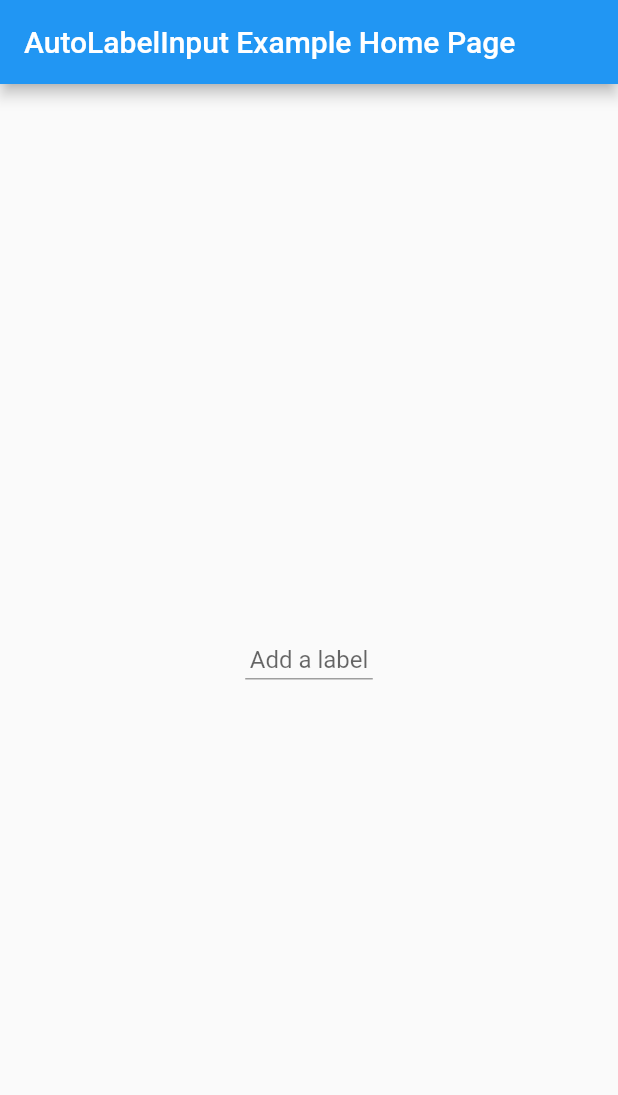
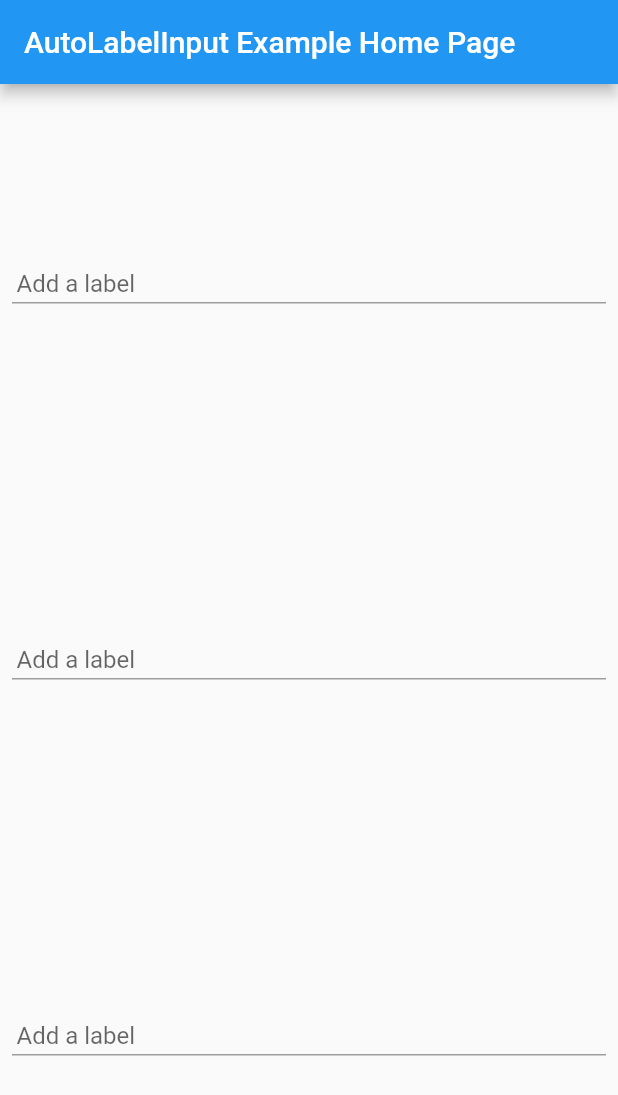
Before and after one commit to excing/flutter_autocomplete_label, a Flutter app: the screen it shows after launch, on a phone screen of 412 x 824 dp. Shown: the top 1095 px of the screen. Run offline on Flutter 3.47's test engine with Material 2 defaults, Android fonts, the phone set to English and light mode, and no system bars; missing offline and left inert: flutter_widget_offset.

Commit message:
Update example

```diff
--- a/example/lib/main.dart
+++ b/example/lib/main.dart
@@ -1,3 +1,4 @@
+import 'package:flutter/cupertino.dart';
 import 'package:flutter/material.dart';
 import 'package:flutter_auto_label_input/auto_label_input.dart';
 
@@ -28,18 +29,92 @@ class MyHomePage extends StatefulWidget {
 }
 
 class _MyHomePageState extends State<MyHomePage> {
+  final AutoLabelInputController _autoLabelInputController =
+      AutoLabelInputController<String>(source: [
+    "Android",
+    "iOS",
+    "Flutter",
+    "Windows",
+    "Web",
+    "Fuchsia",
+    "Dart",
+    "Golang",
+    "Java",
+    "Python",
+    "Ruby",
+    "c/c++",
+    "Kotlin",
+    "Swift",
+    "HTML",
+    "CSS",
+    "JavaScript",
+    "PHP",
+    "GitHub",
+    "Google",
+    "Facebook",
+    "KnowlGraph",
+    "Twitter",
+    "Tiktok",
+    "StackOverflow",
+    "WeiXin",
+    "Alibaba",
+    "youtube",
+  ]);
+
+  @override
+  void dispose() {
+    _autoLabelInputController.dispose();
+    super.dispose();
+  }
+
   @override
   Widget build(BuildContext context) {
     return Scaffold(
       appBar: AppBar(
         title: Text(widget.title),
       ),
-      body: Center(
+      body: Padding(
+        padding: EdgeInsets.all(8.0),
         child: Column(
-          mainAxisAlignment: MainAxisAlignment.center,
-          children: <Widget>[
-            AutoLabelInput<String>(
-              onChanged: (labels) => print("$labels"),
+          children: [
+            Expanded(
+              flex: 1,
+              child: Row(
+                children: [
+                  Expanded(
+                    flex: 1,
+                    child: AutoLabelInput<String>(
+                      autoLabelInputController: _autoLabelInputController,
+                    ),
+                  ),
+                ],
+              ),
+            ),
+            Expanded(
+              flex: 1,
+              child: Row(
+                children: [
+                  Expanded(
+                    flex: 1,
+                    child: AutoLabelInput<String>(
+                      autoLabelInputController: _autoLabelInputController,
+                    ),
+                  ),
+                ],
+              ),
+            ),
+            Expanded(
+              flex: 1,
+              child: Row(
+                children: [
+                  Expanded(
+                    flex: 1,
+                    child: AutoLabelInput<String>(
+                      autoLabelInputController: _autoLabelInputController,
+                    ),
+                  ),
+                ],
+              ),
             ),
           ],
         ),
```
Also changed, not shown: 1 other file.
